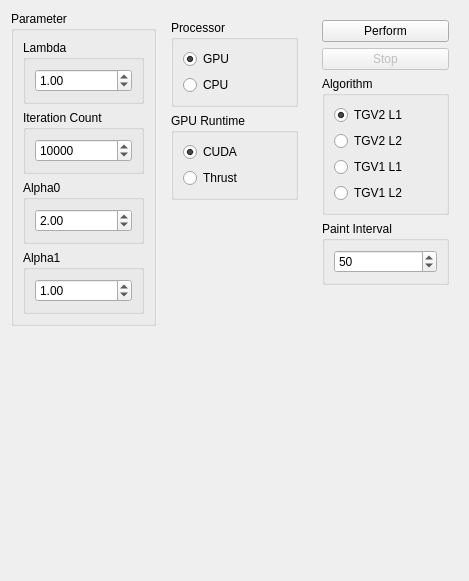
josefkoller/ambient_image_processor, file source/modules/tgv/TGVWidget.ui: the form before one commit.
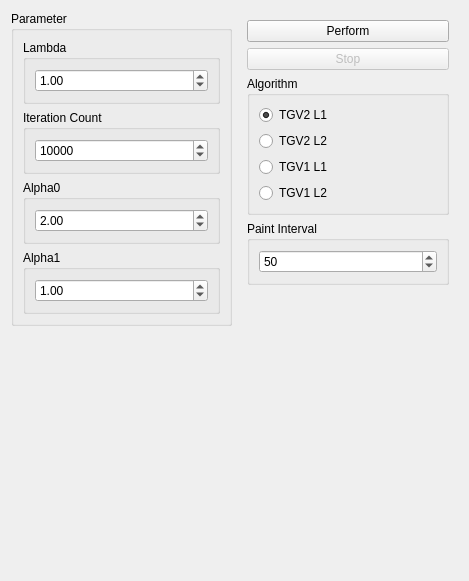
The form after the commit.

Commit message: remove thrust implemenations

Patch:
```diff
--- a/source/modules/tgv/TGVWidget.ui
+++ b/source/modules/tgv/TGVWidget.ui
@@ -108,82 +108,6 @@
      </layout>
     </widget>
    </item>
-   <item alignment="Qt::AlignTop">
-    <widget class="QWidget" name="widget" native="true">
-     <property name="sizePolicy">
-      <sizepolicy hsizetype="Preferred" vsizetype="Maximum">
-       <horstretch>0</horstretch>
-       <verstretch>0</verstretch>
-      </sizepolicy>
-     </property>
-     <layout class="QVBoxLayout" name="verticalLayout_6">
-      <item alignment="Qt::AlignTop">
-       <widget class="QGroupBox" name="groupBox_6">
-        <property name="sizePolicy">
-         <sizepolicy hsizetype="Preferred" vsizetype="Maximum">
-          <horstretch>0</horstretch>
-          <verstretch>0</verstretch>
-         </sizepolicy>
-        </property>
-        <property name="title">
-         <string>Processor</string>
-        </property>
-        <layout class="QVBoxLayout" name="verticalLayout_7">
-         <item>
-          <widget class="QRadioButton" name="gpu_radio_button">
-           <property name="text">
-            <string>GPU</string>
-           </property>
-           <property name="checked">
-            <bool>true</bool>
-           </property>
-          </widget>
-         </item>
-         <item>
-          <widget class="QRadioButton" name="cpu_radio_button">
-           <property name="text">
-            <string>CPU</string>
-           </property>
-          </widget>
-         </item>
-        </layout>
-       </widget>
-      </item>
-      <item>
-       <widget class="QGroupBox" name="groupBox_8">
-        <property name="sizePolicy">
-         <sizepolicy hsizetype="Preferred" vsizetype="Maximum">
-          <horstretch>0</horstretch>
-          <verstretch>0</verstretch>
-         </sizepolicy>
-        </property>
-        <property name="title">
-         <string>GPU Runtime</string>
-        </property>
-        <layout class="QVBoxLayout" name="verticalLayout_8">
-         <item>
-          <widget class="QRadioButton" name="cuda_runtime_checkbox">
-           <property name="text">
-            <string>CUDA</string>
-           </property>
-           <property name="checked">
-            <bool>true</bool>
-           </property>
-          </widget>
-         </item>
-         <item>
-          <widget class="QRadioButton" name="thrust_runtime_checkbox">
-           <property name="text">
-            <string>Thrust</string>
-           </property>
-          </widget>
-         </item>
-        </layout>
-       </widget>
-      </item>
-     </layout>
-    </widget>
-   </item>
    <item alignment="Qt::AlignTop">
     <widget class="QWidget" name="widget_2" native="true">
      <property name="sizePolicy">
```
The commit also changes 11 other files.
